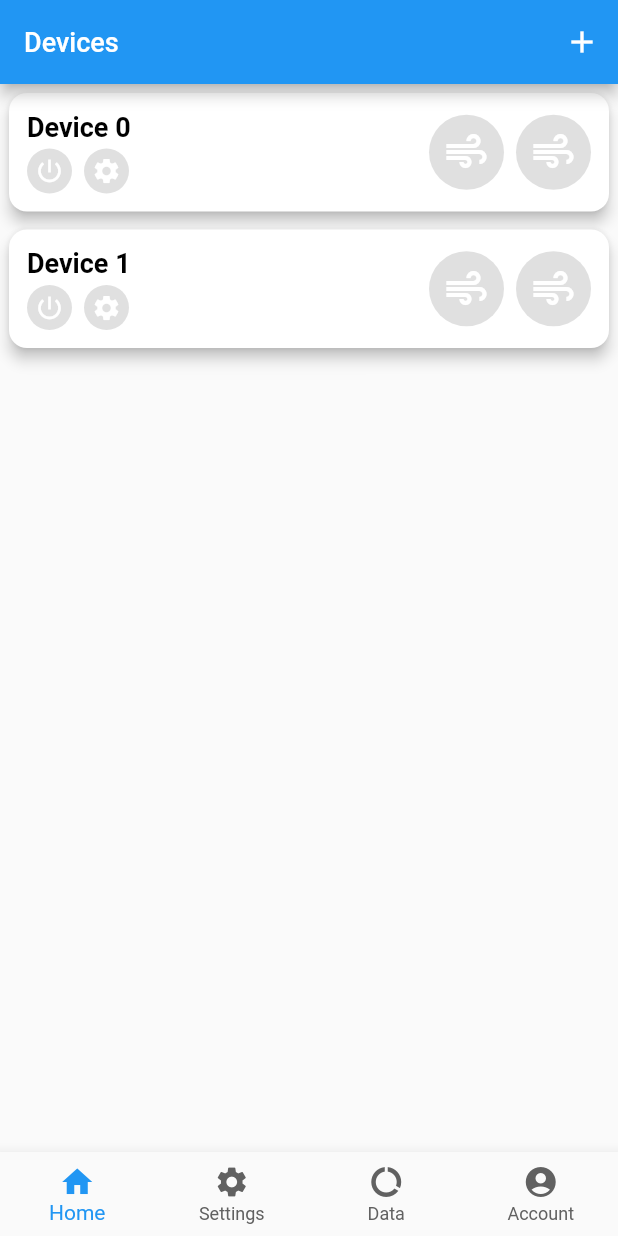
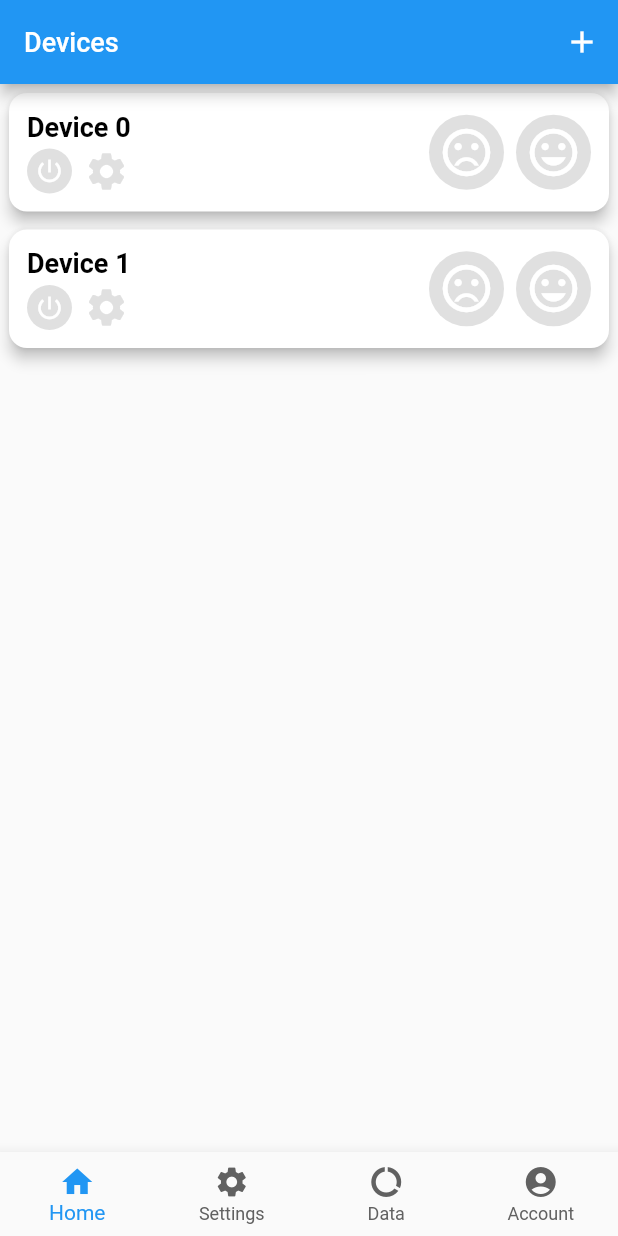
Before and after one commit to TylerHight/Que-App, a Flutter app: the screen it shows after launch, on a phone screen of 412 x 824 dp. Run offline on Flutter 3.47's test engine with Material 2 defaults, Android fonts, the phone set to English and light mode, and no system bars; our stand-ins replace syncfusion_flutter_charts.

Commit message:
changed icons for positive and negative emissions

```diff
--- a/lib/screens/home_screen/device_remote.dart
+++ b/lib/screens/home_screen/device_remote.dart
@@ -47,11 +47,12 @@ class DeviceRemote extends StatelessWidget {
                     ),
                     SizedBox(width: 8),
                     BinaryButton( // settings button
-                        activeColor: Colors.grey.shade300,
-                        inactiveColor: Colors.grey.shade300,
+                        activeColor: Colors.white,
+                        inactiveColor: Colors.white,
                         iconData: Icons.settings,
+                        iconColor: Colors.grey.shade300,
                         buttonSize: 30.0,
-                        iconSize: 20.0,
+                        iconSize: 30.0,
                         onPressedGreyToColor: () {
                           onTap();
                         },
@@ -67,20 +68,20 @@ class DeviceRemote extends StatelessWidget {
             Row(
               children: [
                 SizedBox(width: 8),
-                BinaryButton(
+                BinaryButton( // negative emission
                   activeColor: Colors.red,
                   inactiveColor: Colors.grey.shade300,
-                  iconData: Icons.air,
+                  iconData: Icons.sentiment_very_dissatisfied,
                   buttonSize: 50.0,
-                  iconSize: 32.0
+                  iconSize: 38.0
                 ),
                 SizedBox(width: 8),
-                BinaryButton(
+                BinaryButton( // positive emission
                   activeColor: Colors.cyan,
                   inactiveColor: Colors.grey.shade300,
-                  iconData: Icons.air,
+                  iconData: Icons.mood,
                     buttonSize: 50.0,
-                    iconSize: 32.0
+                    iconSize: 38.0
                 ),
               ],
             ),
```
